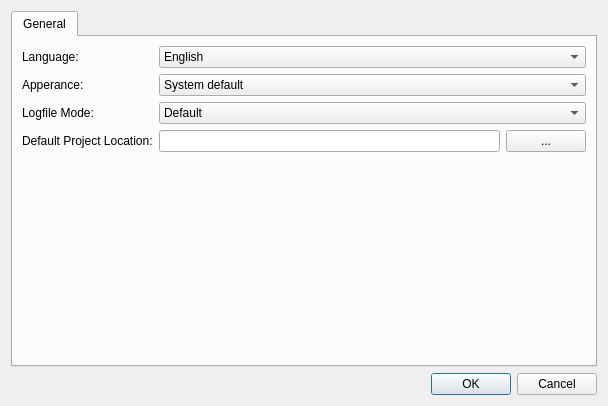
This is Dialogs/DlgPreferences.ui in ma7t3/ScheduleMaster as Qt 5 draws it before an edit. The edited form follows.
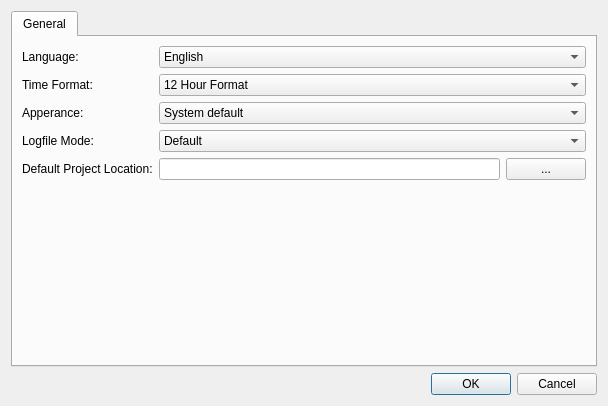
This is the edited form.

Commit message: implemented 12 hour format

```diff
--- a/Dialogs/DlgPreferences.ui
+++ b/Dialogs/DlgPreferences.ui
@@ -45,14 +45,14 @@
          </item>
         </widget>
        </item>
-       <item row="1" column="0">
+       <item row="2" column="0">
         <widget class="QLabel" name="label_4">
          <property name="text">
           <string>Apperance:</string>
          </property>
         </widget>
        </item>
-       <item row="1" column="1">
+       <item row="2" column="1">
         <widget class="QComboBox" name="cbApperance">
          <item>
           <property name="text">
@@ -71,14 +71,14 @@
          </item>
         </widget>
        </item>
-       <item row="2" column="0">
+       <item row="3" column="0">
         <widget class="QLabel" name="label_3">
          <property name="text">
           <string>Logfile Mode:</string>
          </property>
         </widget>
        </item>
-       <item row="2" column="1">
+       <item row="3" column="1">
         <widget class="QComboBox" name="cbLogfileMode">
          <property name="currentIndex">
           <number>1</number>
@@ -105,14 +105,14 @@
          </item>
         </widget>
        </item>
-       <item row="3" column="0">
+       <item row="4" column="0">
         <widget class="QLabel" name="label_2">
          <property name="text">
           <string>Default Project Location:</string>
          </property>
         </widget>
        </item>
-       <item row="3" column="1">
+       <item row="4" column="1">
         <layout class="QHBoxLayout" name="horizontalLayout">
          <item>
           <widget class="QLineEdit" name="leDefaultProjectLocation"/>
@@ -126,7 +126,7 @@
          </item>
         </layout>
        </item>
-       <item row="4" column="1">
+       <item row="5" column="1">
         <spacer name="verticalSpacer">
          <property name="orientation">
           <enum>Qt::Vertical</enum>
@@ -139,6 +139,27 @@
          </property>
         </spacer>
        </item>
+       <item row="1" column="0">
+        <widget class="QLabel" name="label_5">
+         <property name="text">
+          <string>Time Format:</string>
+         </property>
+        </widget>
+       </item>
+       <item row="1" column="1">
+        <widget class="QComboBox" name="cbTimeFormat">
+         <item>
+          <property name="text">
+           <string>12 Hour Format</string>
+          </property>
+         </item>
+         <item>
+          <property name="text">
+           <string>24 Hour Format</string>
+          </property>
+         </item>
+        </widget>
+       </item>
       </layout>
      </widget>
     </widget>
```
The commit also changes 10 other files.
